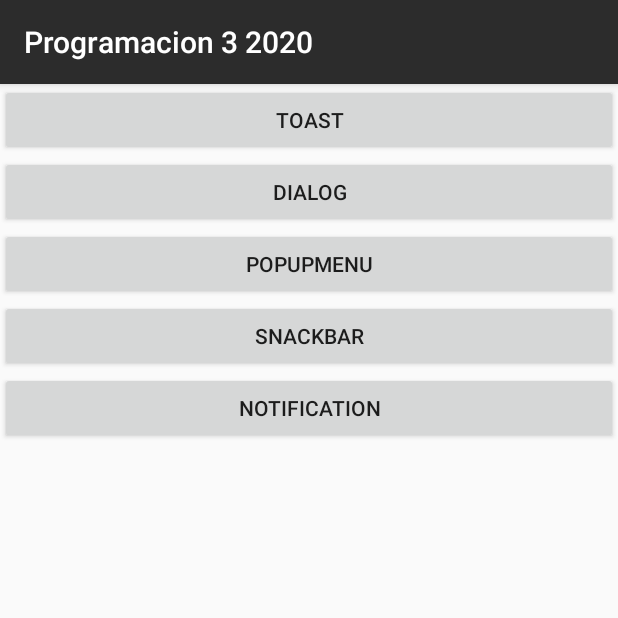
After one commit to adrorodri/programacion3-2020, an Android app: the NotificationsActivity screen opened directly, with no data from a screen before it, on a phone screen of 412 x 824 dp, the top half of it. The commit adds this screen. Run offline under Robolectric (Android 15) with nearby library versions, the phone set to English and light mode, and no system bars.

Commit message:
Ejemplos alertas

```diff
--- a/app/build.gradle
+++ b/app/build.gradle
@@ -35,4 +35,5 @@ dependencies {
     implementation "androidx.recyclerview:recyclerview:1.1.0"
 
     implementation 'com.google.code.gson:gson:2.8.6'
+    implementation 'com.google.android.material:material:1.1.0'
 }
--- a/app/src/main/AndroidManifest.xml
+++ b/app/src/main/AndroidManifest.xml
@@ -12,7 +12,8 @@
         android:roundIcon="@mipmap/ic_launcher_round"
         android:supportsRtl="true"
         android:theme="@style/AppTheme">
-        <activity android:name=".ShoppingCartActivity"></activity>
+        <activity android:name=".NotificationsActivity"></activity>
+        <activity android:name=".ShoppingCartActivity" />
         <activity android:name=".DetallesPersonaActivity" />
         <activity android:name=".PersonasSpinnerActivity" />
         <activity android:name=".PersonasRecyclerActivity" />
--- /dev/null
+++ b/app/src/main/java/com/upb/programacion32020/NotificationsActivity.java
@@ -0,0 +1,114 @@
+package com.upb.programacion32020;
+
+import androidx.appcompat.app.AlertDialog;
+import androidx.appcompat.app.AppCompatActivity;
+import androidx.core.app.NotificationCompat;
+import androidx.core.app.NotificationManagerCompat;
+
+import android.app.NotificationChannel;
+import android.app.NotificationManager;
+import android.content.DialogInterface;
+import android.os.Build;
+import android.os.Bundle;
+import android.view.View;
+import android.widget.Button;
+import android.widget.Toast;
+
+import com.google.android.material.snackbar.BaseTransientBottomBar;
+import com.google.android.material.snackbar.Snackbar;
+
+public class NotificationsActivity extends AppCompatActivity {
+
+    Button btToast;
+    Button btDialog;
+    Button btPopupMenu;
+    Button btSnackBar;
+    Button btNotification;
+
+    CartSharedPreferencesManager cartSharedPreferencesManager;
+
+    @Override
+    protected void onCreate(Bundle savedInstanceState) {
+        super.onCreate(savedInstanceState);
+        setContentView(R.layout.activity_notifications);
+
+        cartSharedPreferencesManager = new CartSharedPreferencesManager(this);
+
+        btToast = findViewById(R.id.btToast);
+        btDialog = findViewById(R.id.btDialog);
+        btPopupMenu = findViewById(R.id.btPopupMenu);
+        btSnackBar = findViewById(R.id.btSnackBar);
+        btNotification = findViewById(R.id.btNotification);
+
+        createNotificationChannel();
+
+        btToast.setOnClickListener(new View.OnClickListener() {
+            @Override
+            public void onClick(View view) {
+                Toast.makeText(NotificationsActivity.this, "Ejemplo de Toast!", Toast.LENGTH_SHORT).show();
+            }
+        });
+
+        btDialog.setOnClickListener(new View.OnClickListener() {
+            @Override
+            public void onClick(View view) {
+                AlertDialog.Builder builder = new AlertDialog.Builder(NotificationsActivity.this);
+                builder.setTitle("ALERTA");
+                builder.setMessage("Estas seguro de borrar todo el carrito?");
+                builder.setPositiveButton("SI", new DialogInterface.OnClickListener() {
+                    @Override
+                    public void onClick(DialogInterface dialogInterface, int i) {
+                        cartSharedPreferencesManager.deleteAll();
+                        Toast.makeText(NotificationsActivity.this, "Borrado correctamente", Toast.LENGTH_SHORT).show();
+                        dialogInterface.cancel();
+                    }
+                });
+                builder.setNegativeButton("CANCELAR", new DialogInterface.OnClickListener() {
+                    @Override
+                    public void onClick(DialogInterface dialogInterface, int i) {
+                        dialogInterface.cancel();
+                    }
+                });
+                AlertDialog dialog = builder.create();
+                dialog.show();
+            }
+        });
+
+        btSnackBar.setOnClickListener(new View.OnClickListener() {
+            @Override
+            public void onClick(View view) {
+                Snackbar.make(view, "Ejemplo de SnackBar!", BaseTransientBottomBar.LENGTH_LONG).show();
+            }
+        });
+
+        btNotification.setOnClickListener(new View.OnClickListener() {
+            @Override
+            public void onClick(View view) {
+                NotificationCompat.Builder builder = new NotificationCompat.Builder(NotificationsActivity.this, "123")
+                        .setSmallIcon(R.drawable.ic_shark)
+                        .setContentTitle("Farmacia Progra 3")
+                        .setContentText("Recuerda que nuestras farmacias estan abiertas 24h")
+                        .setPriority(NotificationCompat.PRIORITY_DEFAULT);
+
+                NotificationManagerCompat notificationManager = NotificationManagerCompat.from(NotificationsActivity.this);
+                notificationManager.notify(1234, builder.build());
+            }
+        });
+    }
+
+    private void createNotificationChannel() {
+        // Create the NotificationChannel, but only on API 26+ because
+        // the NotificationChannel class is new and not in the support library
+        if (Build.VERSION.SDK_INT >= Build.VERSION_CODES.O) {
+            CharSequence name = "Notificaciones comunes";
+            String description = "Cualquier notificacion de la app";
+            int importance = NotificationManager.IMPORTANCE_DEFAULT;
+            NotificationChannel channel = new NotificationChannel("123", name, importance);
+            channel.setDescription(description);
+            // Register the channel with the system; you can't change the importance
+            // or other notification behaviors after this
+            NotificationManager notificationManager = getSystemService(NotificationManager.class);
+            notificationManager.createNotificationChannel(channel);
+        }
+    }
+}
--- /dev/null
+++ b/app/src/main/res/layout/activity_notifications.xml
@@ -0,0 +1,36 @@
+<?xml version="1.0" encoding="utf-8"?>
+<LinearLayout xmlns:android="http://schemas.android.com/apk/res/android"
+    android:layout_width="match_parent"
+    android:layout_height="match_parent"
+    android:orientation="vertical">
+
+    <Button
+        android:id="@+id/btToast"
+        android:layout_width="match_parent"
+        android:layout_height="wrap_content"
+        android:text="Toast" />
+
+    <Button
+        android:id="@+id/btDialog"
+        android:layout_width="match_parent"
+        android:layout_height="wrap_content"
+        android:text="Dialog" />
+
+    <Button
+        android:id="@+id/btPopupMenu"
+        android:layout_width="match_parent"
+        android:layout_height="wrap_content"
+        android:text="PopupMenu" />
+
+    <Button
+        android:id="@+id/btSnackBar"
+        android:layout_width="match_parent"
+        android:layout_height="wrap_content"
+        android:text="SnackBar" />
+
+    <Button
+        android:id="@+id/btNotification"
+        android:layout_width="match_parent"
+        android:layout_height="wrap_content"
+        android:text="Notification" />
+</LinearLayout>
```
Also changed, not shown: app/src/main/java/com/upb/programacion32020/CartSharedPreferencesManager.java (+7 -0 lines), app/src/main/java/com/upb/programacion32020/FileManager.java (added, +52 -0 lines), app/src/main/java/com/upb/programacion32020/ProductosActivity.java (+27 -0 lines), app/src/main/java/com/upb/programacion32020/ShoppingCartActivity.java (+11 -0 lines), app/src/main/res/layout/activity_productos.xml (+16 -0 lines), app/src/main/res/drawable-mdpi/ic_shark.png (added), app/src/main/res/drawable/ic_share.png (added).
